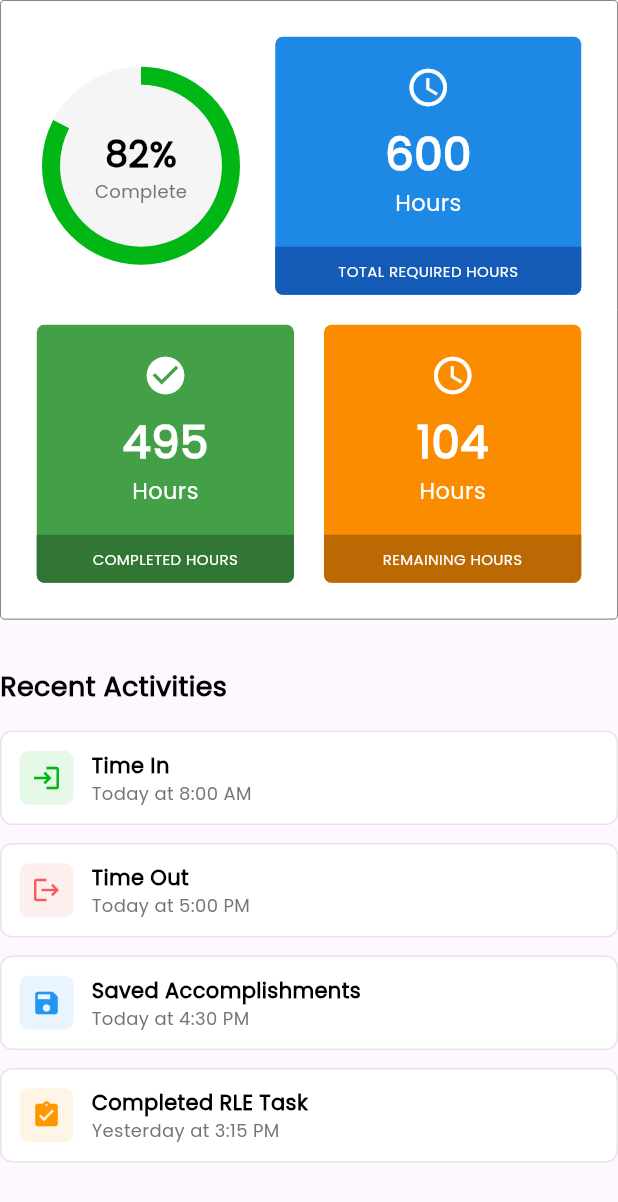
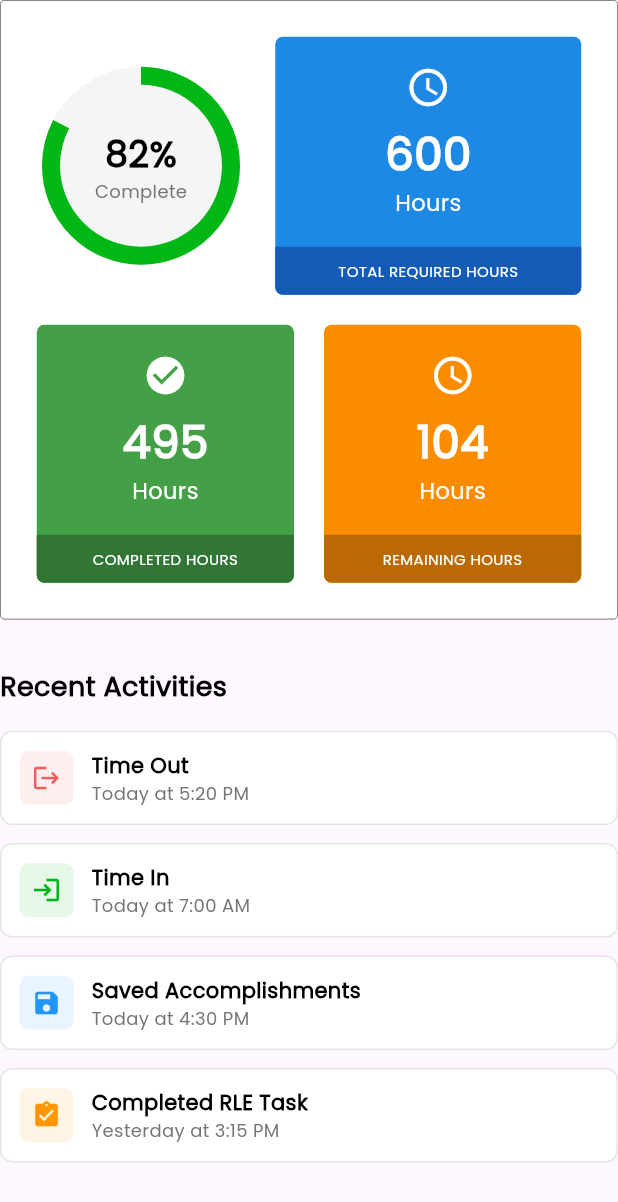
Before and after one commit to vindaryll/Spartrack_AMS, a Flutter app: the ProgressDashboardTab widget shown alone on an empty page, opened directly with sample values from the repository, on a phone screen of 412 x 824 dp. Shown: the top 1202 px of the screen. Run offline on Flutter 3.47's test engine with Material 3 defaults, Android fonts, the phone set to English and light mode, and no system bars; our stand-ins replace pdf, printing; missing offline and left inert: art_sweetalert, flutter_quill.

Commit message:
finishing touch

```diff
--- a/spartrack/lib/widgets/progress_dashboard_tab.dart
+++ b/spartrack/lib/widgets/progress_dashboard_tab.dart
@@ -152,16 +152,16 @@ class ProgressDashboardTab extends StatelessWidget {
 
           // Recent Activities List
           _buildActivityItem(
+            icon: Icons.logout,
+            title: 'Time Out',
+            subtitle: 'Today at 5:20 PM',
+            color: AppColors.dangerRed,
+          ),
+          _buildActivityItem(
             icon: Icons.login,
             title: 'Time In',
-            subtitle: 'Today at 8:00 AM',
+            subtitle: 'Today at 7:00 AM',
             color: AppColors.successGreen,
-          ),
-          _buildActivityItem(
-            icon: Icons.logout,
-            title: 'Time Out',
-            subtitle: 'Today at 5:00 PM',
-            color: AppColors.dangerRed,
           ),
           _buildActivityItem(
             icon: Icons.save,
```
